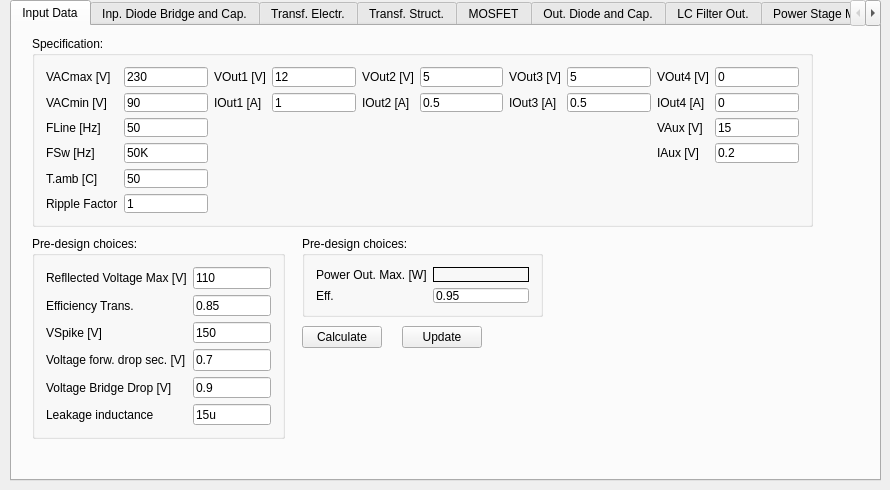
This is FLySMPS/FLySMPS.ui in aemeltsev/FLySMPS as Qt 5 draws it before an edit. The edited form follows.
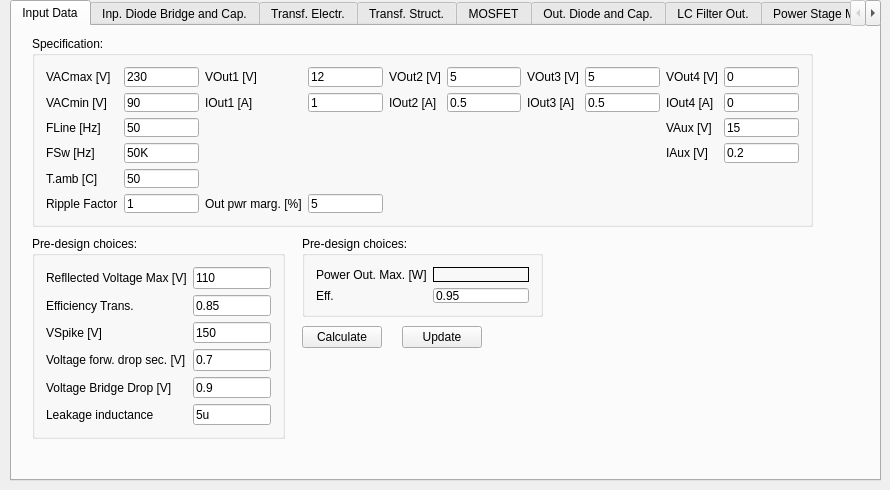
This is the edited form. Icons and pictures are not drawn. Custom widgets are drawn as their Qt base class.

The edit to the form file:
```diff
--- a/FLySMPS/FLySMPS.ui
+++ b/FLySMPS/FLySMPS.ui
@@ -310,6 +310,20 @@
          </property>
         </widget>
        </item>
+       <item row="5" column="2">
+        <widget class="QLabel" name="label_32">
+         <property name="text">
+          <string>Out pwr marg. [%]</string>
+         </property>
+        </widget>
+       </item>
+       <item row="5" column="3">
+        <widget class="QLineEdit" name="OutPwrMrg">
+         <property name="text">
+          <string>5</string>
+         </property>
+        </widget>
+       </item>
       </layout>
      </widget>
      <widget class="QGroupBox" name="PreDesignChoic">
@@ -405,7 +419,7 @@
        <item row="5" column="1">
         <widget class="QLineEdit" name="LeakageInduct">
          <property name="text">
-          <string>15u</string>
+          <string>5u</string>
          </property>
         </widget>
        </item>
```
